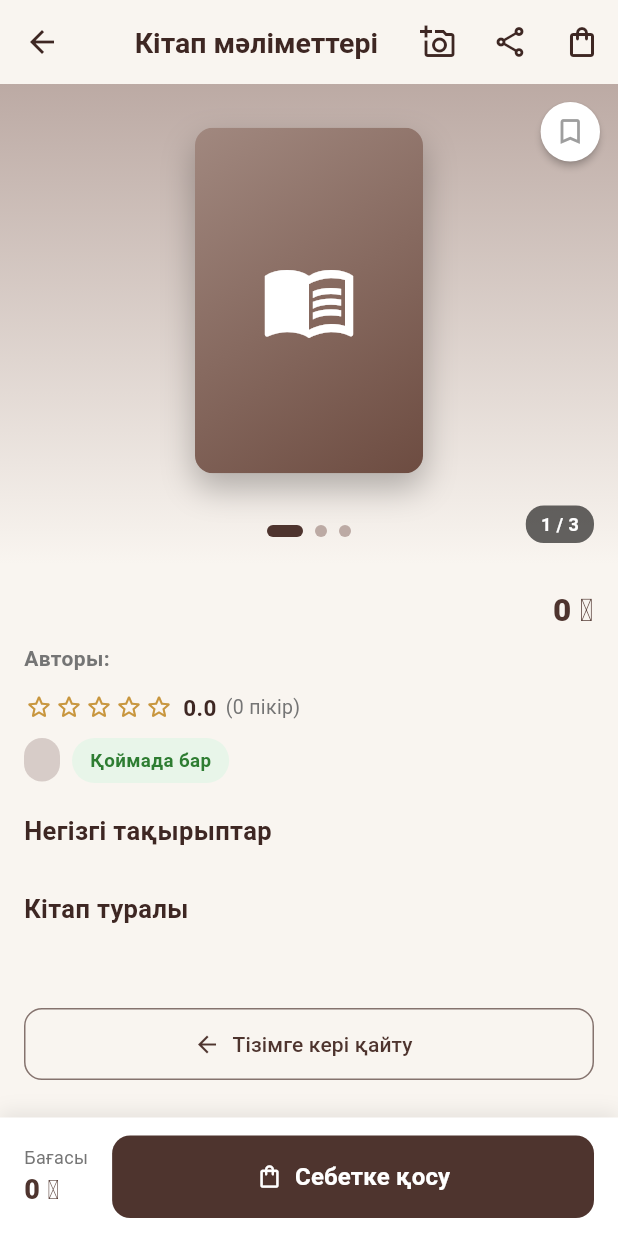
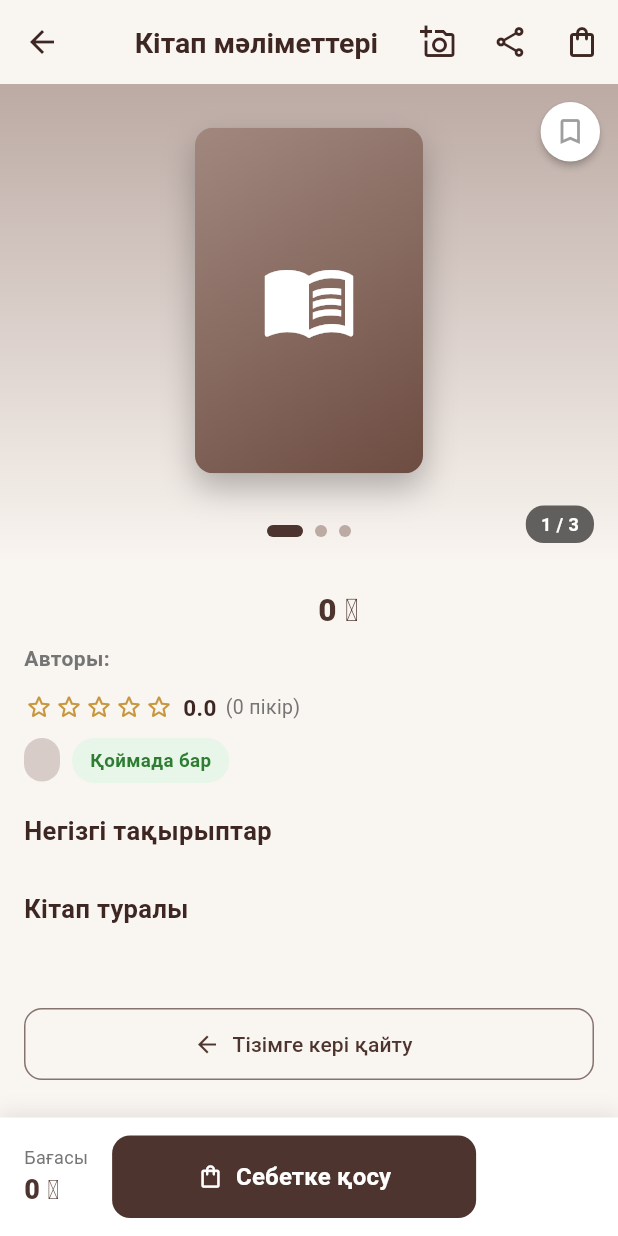
Before and after one commit to Nurs8t/Bookstore, a Flutter app: the BookDetailScreen screen opened directly with empty values, on a phone screen of 412 x 824 dp. Run offline on Flutter 3.47's test engine with Material 3 defaults, Android fonts, the phone set to English and light mode, and no system bars; our stand-ins replace equatable, flutter_bloc, flutter_secure_storage, geolocator, image_picker, permission_handler and 2 more; accounts and stored records are empty; network calls fail.

Commit message:
Fix overflows found by the overflow test; make catalog fetch tests deterministic
- Orders: total and per-order price scale down instead of overflowing
- Book detail: price next to the title and in the bottom bar scale down
- Catalog offline banner: retry button shrinks on narrow screens
- Diary: photo placeholder text fits the fixed 4:3 box at large text
- Catalog fetch tests wait for the real result instead of 300 ms
- Overflow test lets Flutter print the full report (file and line)

Co-Authored-By: Claude Opus 5.5 <noreply@anthropic.com>
Claude-Session: https://claude.ai/code/session_01TY32MWPqKvP2DaXFe9m3S9

```diff
--- a/lib/screens/book_detail_screen.dart
+++ b/lib/screens/book_detail_screen.dart
@@ -334,12 +334,19 @@ class _BookInfo extends StatelessWidget {
               ),
             ),
             const SizedBox(width: 12),
-            Text(
+            // Үлкен баға тар экранда атауды ығыстырмай, кішірейеді.
+            Flexible(
+              child: FittedBox(
+                fit: BoxFit.scaleDown,
+                alignment: Alignment.topRight,
+                child: Text(
                   formatPrice(book.price),
                   style: TextStyle(
                     fontSize: 21,
                     fontWeight: FontWeight.w800,
                     color: context.accent,
+                  ),
+                ),
               ),
             ),
           ],
@@ -476,14 +483,17 @@ class _BottomActionBar extends StatelessWidget {
           padding: const EdgeInsets.symmetric(horizontal: 16, vertical: 12),
           child: Row(
             children: [
-              Column(
+              Flexible(
+                child: Column(
                   mainAxisSize: MainAxisSize.min,
                   crossAxisAlignment: CrossAxisAlignment.start,
                   children: [
                     Text('Бағасы',
                         style:
                             TextStyle(color: Colors.grey.shade600, fontSize: 12)),
-                  Text(
+                    FittedBox(
+                      fit: BoxFit.scaleDown,
+                      child: Text(
                         formatPrice(book.price),
                         style: TextStyle(
                           fontSize: 18,
@@ -491,10 +501,13 @@ class _BottomActionBar extends StatelessWidget {
                           color: context.accent,
                         ),
                       ),
+                    ),
                   ],
+                ),
               ),
               const SizedBox(width: 16),
               Expanded(
+                flex: 2,
                 child: FilledButton.icon(
                   onPressed: () {
                     // Оқиға жібереміз; күйді BLoC өзі өзгертеді.
@@ -524,6 +537,8 @@ class _BottomActionBar extends StatelessWidget {
                       : Icons.shopping_bag_outlined),
                   label: Text(
                     inCart ? 'Себетте' : 'Себетке қосу',
+                    maxLines: 1,
+                    overflow: TextOverflow.ellipsis,
                     style: const TextStyle(
                         fontSize: 16, fontWeight: FontWeight.bold),
                   ),
```
Also changed, not shown: lib/screens/catalog_screen.dart (+6 -3 lines), lib/screens/diary_screen.dart (+9 -1 lines), lib/screens/orders_screen.dart (+16 -3 lines), 2 other files. Lines whose indentation alone changed are shown as unchanged.
